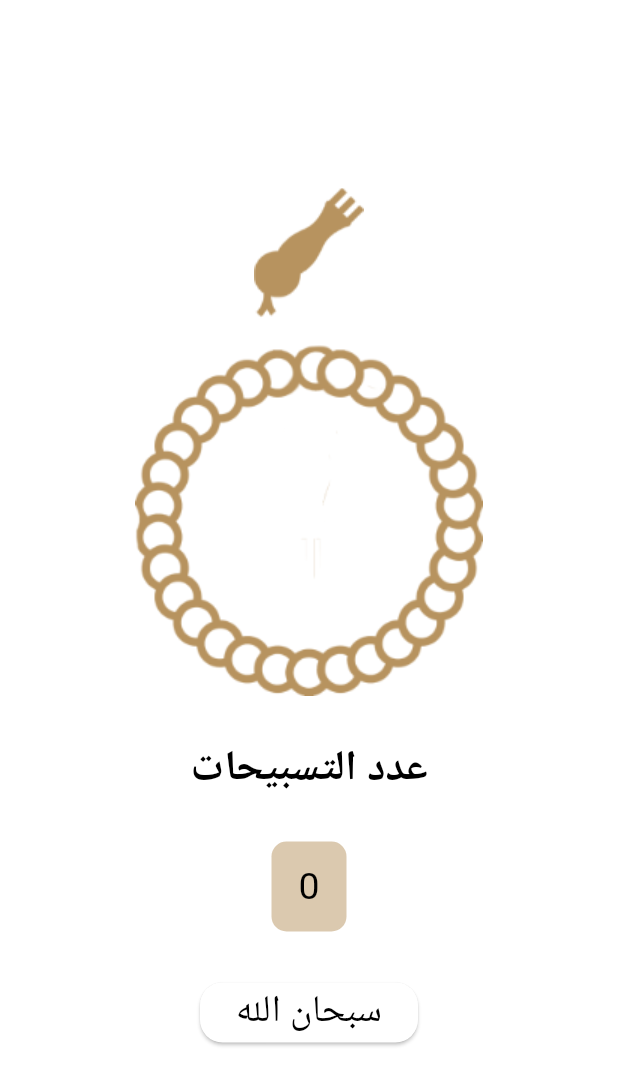
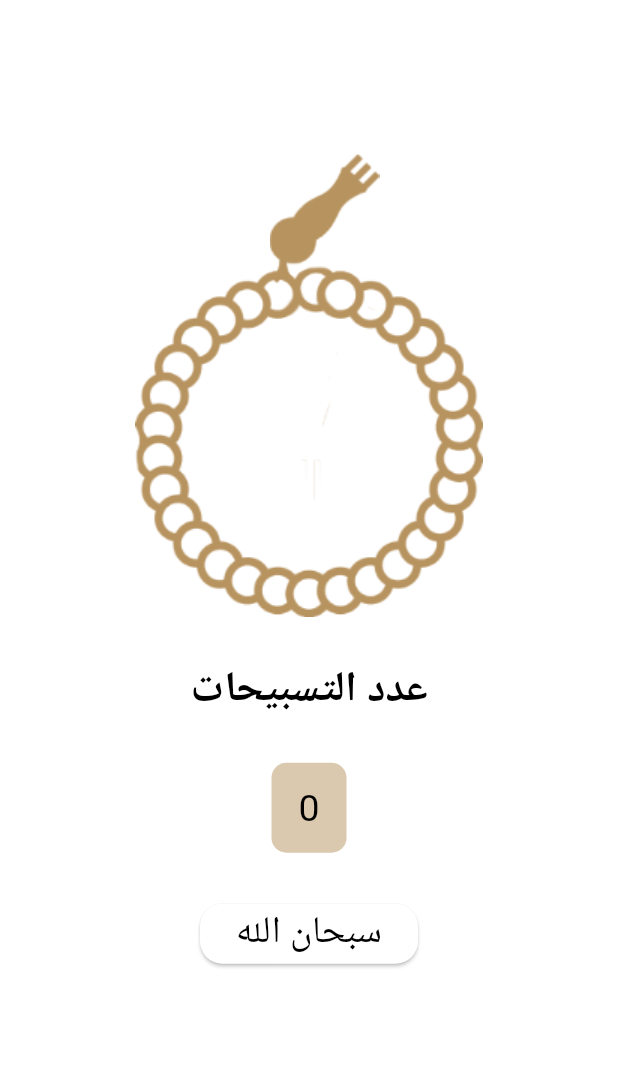
Before and after one commit to HabibaMohamedS/Islamy, a Flutter app: the SebhaTAb widget shown alone on an empty page, opened directly, on a phone screen of 412 x 824 dp. Shown: the top 1085 px of the screen. Run offline on Flutter 3.47's test engine with Material 3 defaults, Android fonts, the phone set to English and light mode, and no system bars; our stand-ins replace shared_preferences; accounts and stored records are empty; generated files the repository leaves out were written again.

Commit message:
sebha spinning

```diff
--- a/lib/sebhaTab.dart
+++ b/lib/sebhaTab.dart
@@ -7,9 +7,27 @@ class SebhaTAb extends StatefulWidget {
   State<SebhaTAb> createState() => _SebhaTAbState();
 }
 
-class _SebhaTAbState extends State<SebhaTAb> {
+class _SebhaTAbState extends State<SebhaTAb>
+    with SingleTickerProviderStateMixin {
   int counter = 0;
   int index = 0;
+  AnimationController? _controller;
+
+  @override
+  void initState() {
+    super.initState();
+    _controller = AnimationController(
+      vsync: this,
+      duration: Duration(seconds: 1),
+    );
+  }
+
+  @override
+  void dispose() {
+    _controller?.dispose();
+    super.dispose();
+  }
+
   List<String> tsbeh = [
     "سبحان الله",
     'الحمد لله',
@@ -18,13 +36,28 @@ class _SebhaTAbState extends State<SebhaTAb> {
   ];
   @override
   Widget build(BuildContext context) {
-    return Container(
+    return GestureDetector(
+      onTap: () {},
+      child: Container(
         child: Center(
           child: Column(
             mainAxisAlignment: MainAxisAlignment.center,
             children: [
-            Image.asset('assets/images/head_sebha_logo.png'),
-            Image.asset('assets/images/body_sebha_logo.png'),
+              Stack(
+                clipBehavior: Clip.none,
+                alignment: Alignment.topCenter,
+                children: [
+                  Positioned(
+                    top: -75,
+                    left: 90,
+                    child: Image.asset('assets/images/head_sebha_logo.png'),
+                  ),
+                  RotationTransition(
+                      turns: Tween(begin: 0.0, end: 10.0 / 360.0)
+                          .animate(_controller!),
+                      child: Image.asset('assets/images/body_sebha_logo.png'))
+                ],
+              ),
               SizedBox(
                 height: 30,
               ),
@@ -60,6 +93,7 @@ class _SebhaTAbState extends State<SebhaTAb> {
                     shape: MaterialStatePropertyAll(RoundedRectangleBorder(
                         borderRadius: BorderRadius.circular(15)))),
                 onPressed: () {
+                  _controller?.forward(from: 0.0);
                   counter++;
                   if (counter % 33 == 0) {
                     if (index < 3) {
@@ -78,6 +112,7 @@ class _SebhaTAbState extends State<SebhaTAb> {
             ],
           ),
         ),
+      ),
     );
   }
 }
```
Lines whose indentation alone changed are shown as unchanged.
